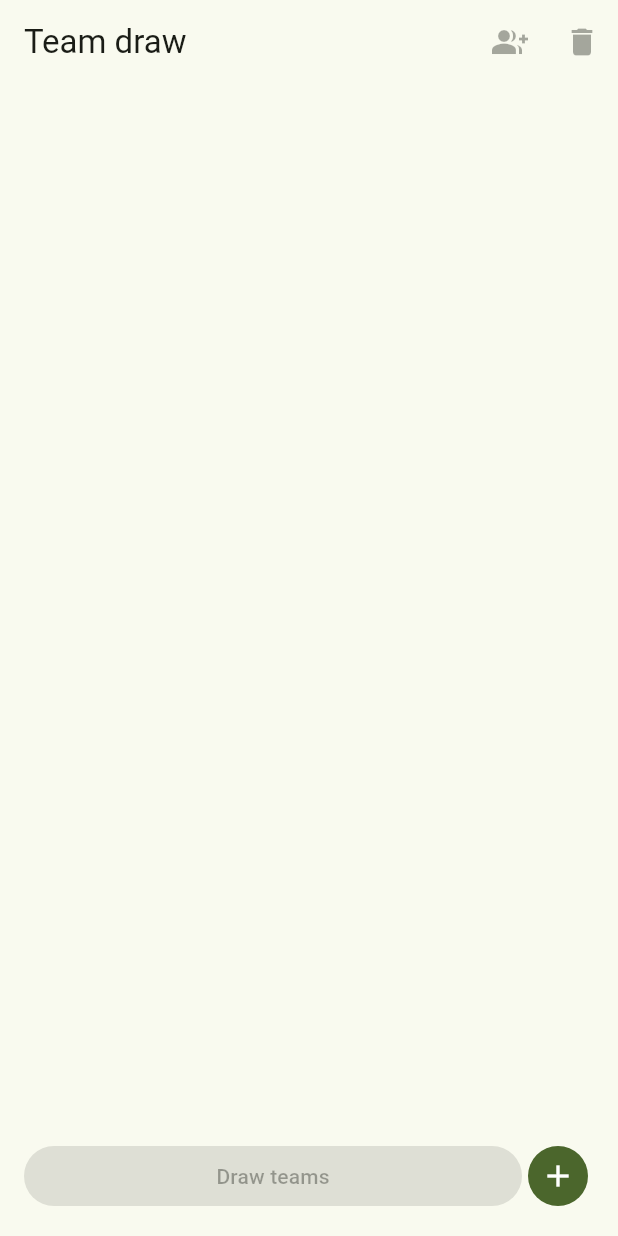
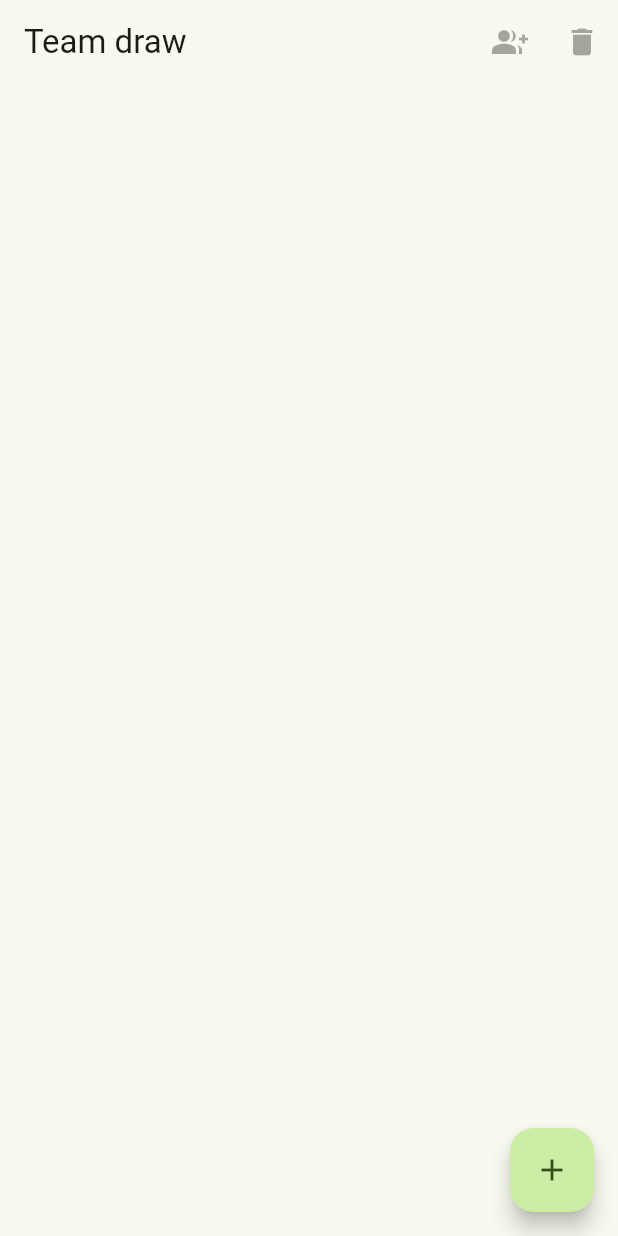
Before and after one commit to jvretamero/team_up, a Flutter app: the screen it shows after launch, on a phone screen of 412 x 824 dp. Run offline on Flutter 3.47's test engine with Material 3 defaults, Android fonts, the phone set to English and light mode, and no system bars.

Commit message:
Removing bottom section of buttons

```diff
--- a/lib/pages/main_page.dart
+++ b/lib/pages/main_page.dart
@@ -23,6 +23,10 @@ class _MainPageState extends State<MainPage> {
           title: const Text('Team draw'),
           actions: _actions(),
         ),
+        floatingActionButton: FloatingActionButton(
+          onPressed: _showPlayerInput,
+          child: const Icon(Icons.add),
+        ),
         body: ListenableBuilder(
           listenable: _viewModel,
           builder: (context, child) {
@@ -38,7 +42,6 @@ class _MainPageState extends State<MainPage> {
                       child: PlayerList(viewModel: _viewModel),
                     ),
                   ),
-                  _buttonsSection(),
                 ],
               ),
             );
@@ -50,13 +53,13 @@ class _MainPageState extends State<MainPage> {
 
   List<Widget> _actions() {
     return [
-      const IconButton(
-        onPressed: null,
-        icon: Icon(Icons.group_add),
+      IconButton(
+        onPressed: _viewModel.isPlayersEmpty ? null : _showTeamSheet,
+        icon: const Icon(Icons.group_add),
       ),
-      const IconButton(
-        onPressed: null,
-        icon: Icon(Icons.delete),
+      IconButton(
+        onPressed: _viewModel.isPlayersEmpty ? null : _deleteAllPlayers,
+        icon: const Icon(Icons.delete),
       ),
       if (foundation.kDebugMode)
         IconButton(
@@ -68,39 +71,6 @@ class _MainPageState extends State<MainPage> {
           icon: const Icon(Icons.data_object),
         )
     ];
-  }
-
-  Widget _buttonsSection() {
-    return Column(
-      mainAxisAlignment: MainAxisAlignment.start,
-      crossAxisAlignment: CrossAxisAlignment.start,
-      children: [
-        Row(
-          children: [
-            Expanded(
-              child: FilledButton(
-                onPressed: _viewModel.isPlayersEmpty ? null : _showTeamSheet,
-                child: const Text('Draw teams'),
-              ),
-            ),
-            IconButton.filled(
-              onPressed: _showPlayerInput,
-              icon: const Icon(Icons.add),
-            ),
-            foundation.kDebugMode
-                ? IconButton.filled(
-                    onPressed: () {
-                      for (int i = 0; i < 20; i++) {
-                        _viewModel.addPlayer('Player $i');
-                      }
-                    },
-                    icon: const Icon(Icons.data_object),
-                  )
-                : Container(),
-          ],
-        ),
-      ],
-    );
   }
 
   void _showPlayerInput() {
@@ -127,4 +97,8 @@ class _MainPageState extends State<MainPage> {
       showDragHandle: true,
     );
   }
+
+  void _deleteAllPlayers() {
+    //TODO delete all players
+  }
 }
```
